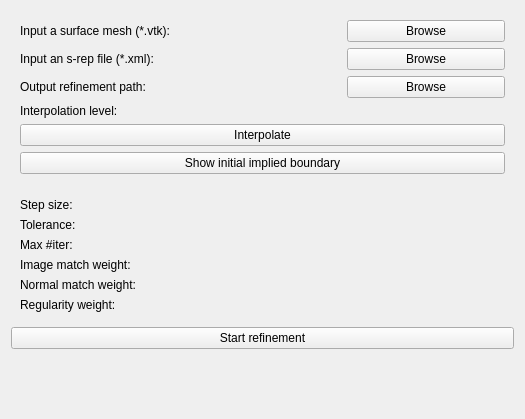
This is SkeletalRepresentationRefiner/Resources/UI/qSlicerSkeletalRepresentationRefinerModuleWidget.ui in KitwareMedical/SlicerSkeletalRepresentation as Qt 5 draws it before an edit. The edited form follows.
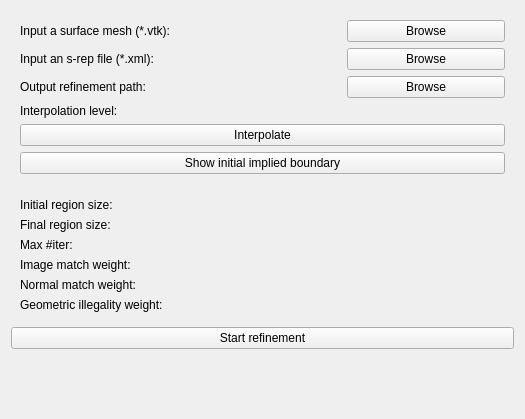
This is the edited form. Custom widgets are drawn as their Qt base class.

The edit to the form file:
```diff
--- a/SkeletalRepresentationRefiner/Resources/UI/qSlicerSkeletalRepresentationRefinerModuleWidget.ui
+++ b/SkeletalRepresentationRefiner/Resources/UI/qSlicerSkeletalRepresentationRefinerModuleWidget.ui
@@ -153,7 +153,7 @@
         <item>
          <widget class="QLabel" name="label_5">
           <property name="text">
-           <string>Step size:</string>
+           <string>Initial region size:</string>
           </property>
          </widget>
         </item>
@@ -183,7 +183,7 @@
         <item>
          <widget class="QLabel" name="label_6">
           <property name="text">
-           <string>Tolerance:</string>
+           <string>Final region size:</string>
           </property>
          </widget>
         </item>
@@ -303,7 +303,7 @@
         <item>
          <widget class="QLabel" name="label_10">
           <property name="text">
-           <string>Regularity weight:</string>
+           <string>Geometric illegality weight:</string>
           </property>
          </widget>
         </item>
```
Left out of the diff: 6 changed lines with no effect on the pictures.
